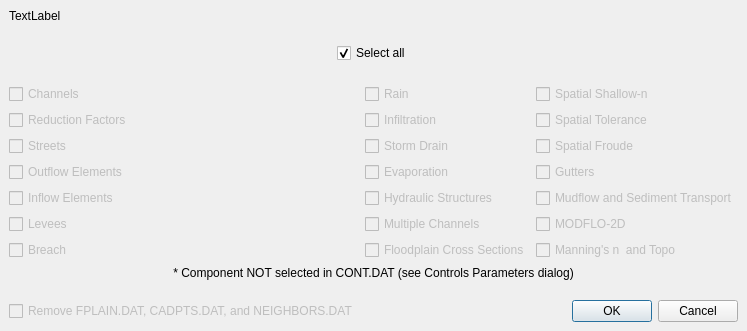
FLO-2DSoftware/qgis-flo-2d-plugin, file flo2d/ui/components.ui: the form before one commit.
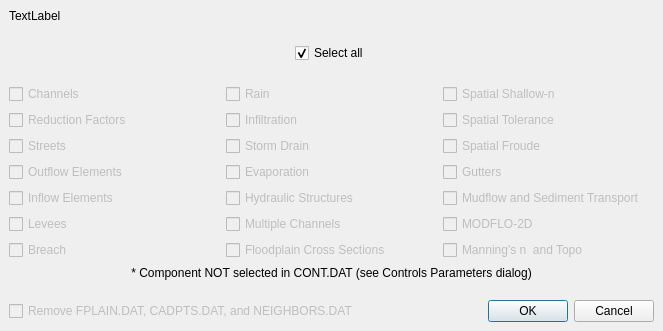
The form after the commit.

Commit message: Fixed a small bug on the export dialog

```diff
--- a/flo2d/ui/components.ui
+++ b/flo2d/ui/components.ui
@@ -6,7 +6,7 @@
    <rect>
     <x>0</x>
     <y>0</y>
-    <width>650</width>
+    <width>663</width>
     <height>331</height>
    </rect>
   </property>
@@ -26,19 +26,6 @@
    <property name="sizeConstraint">
     <enum>QLayout::SetMinAndMaxSize</enum>
    </property>
-   <item row="7" column="1">
-    <spacer name="horizontalSpacer_3">
-     <property name="orientation">
-      <enum>Qt::Horizontal</enum>
-     </property>
-     <property name="sizeHint" stdset="0">
-      <size>
-       <width>40</width>
-       <height>20</height>
-      </size>
-     </property>
-    </spacer>
-   </item>
    <item row="0" column="0" colspan="3">
     <widget class="QLabel" name="file_lbl">
      <property name="text">
@@ -389,16 +376,6 @@
      </item>
     </layout>
    </item>
-   <item row="7" column="0">
-    <widget class="QCheckBox" name="remove_files_chbox">
-     <property name="enabled">
-      <bool>false</bool>
-     </property>
-     <property name="text">
-      <string>Remove FPLAIN.DAT, CADPTS.DAT, and NEIGHBORS.DAT</string>
-     </property>
-    </widget>
-   </item>
    <item row="4" column="1">
     <layout class="QGridLayout" name="gridLayout_2">
      <item row="1" column="0">
@@ -569,6 +546,16 @@
      </property>
     </spacer>
    </item>
+   <item row="7" column="0" colspan="2">
+    <widget class="QCheckBox" name="remove_files_chbox">
+     <property name="enabled">
+      <bool>false</bool>
+     </property>
+     <property name="text">
+      <string>Remove FPLAIN.DAT, CADPTS.DAT, and NEIGHBORS.DAT</string>
+     </property>
+    </widget>
+   </item>
   </layout>
  </widget>
  <layoutdefault spacing="6" margin="9"/>
```
